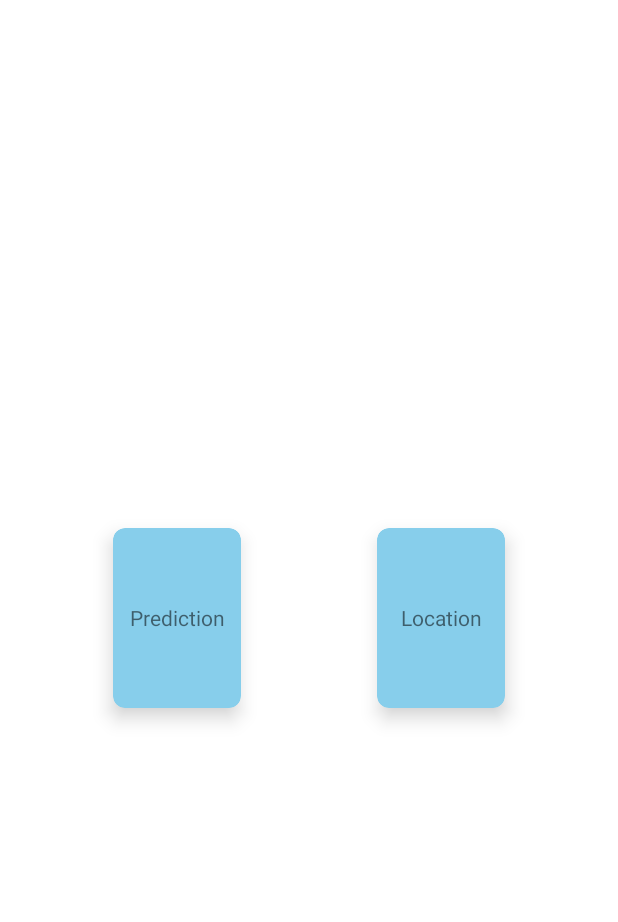
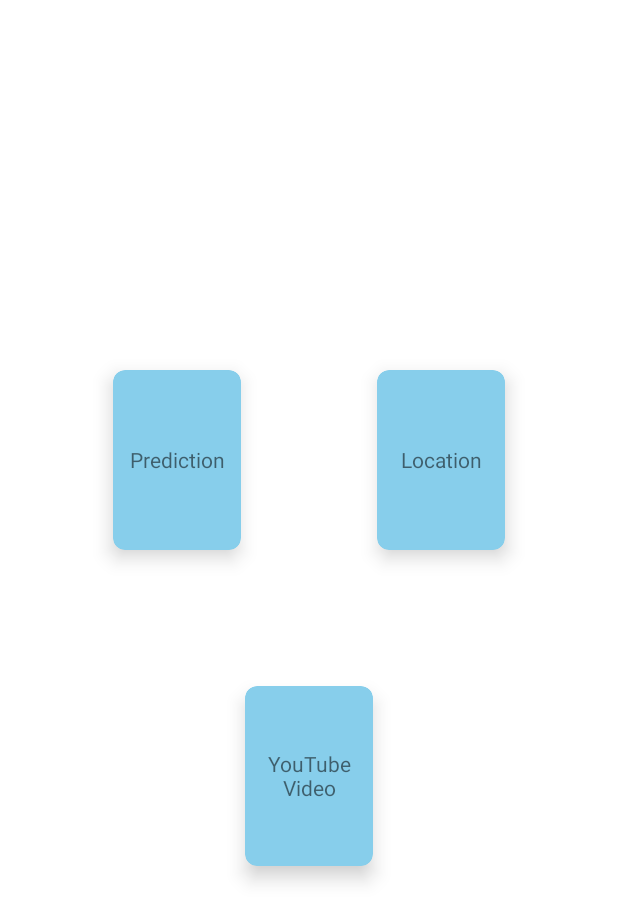
Before and after one commit to BlackHole128/Dog-and-cat-image-prediction, an Android app: the Home screen opened directly, with no data from a screen before it, on a phone screen of 412 x 824 dp. Shown: the top 922 px of the screen. Run offline under Robolectric (Android 15) with nearby library versions, the phone set to English and light mode, and no system bars.

Commit message:
androied project

```diff
--- a/app/build.gradle
+++ b/app/build.gradle
@@ -50,4 +50,5 @@ dependencies {
     implementation 'com.karumi:dexter:6.2.2'
     implementation "com.google.android.gms:play-services-location:15.0.1"
     implementation "com.google.android.gms:play-services-places:17.0.0"
+    implementation 'com.pierfrancescosoffritti.androidyoutubeplayer:core:11.1.0'
 }
--- a/app/src/main/AndroidManifest.xml
+++ b/app/src/main/AndroidManifest.xml
@@ -18,6 +18,9 @@
         android:supportsRtl="true"
         android:theme="@style/Theme.DogImagePredection"
         tools:targetApi="31">
+        <activity
+            android:name=".Videos"
+            android:exported="false" />
         <activity
             android:name=".Home"
             android:exported="false" />
--- a/app/src/main/java/com/example/dogimagepredection/Home.java
+++ b/app/src/main/java/com/example/dogimagepredection/Home.java
@@ -30,6 +30,13 @@ public class Home extends AppCompatActivity {
                 startActivity(intent);
             }
         });
+        binding.video.setOnClickListener(new View.OnClickListener() {
+            @Override
+            public void onClick(View v) {
+                Intent intent = new Intent(getApplicationContext(),Videos.class);
+                startActivity(intent);
+            }
+        });
 
     }
 }
--- a/app/src/main/res/layout/activity_home.xml
+++ b/app/src/main/res/layout/activity_home.xml
@@ -5,8 +5,13 @@
     android:layout_width="match_parent"
     android:layout_height="match_parent"
     android:gravity="center"
-    android:orientation="horizontal"
+    android:orientation="vertical"
     tools:context=".Home">
+    <LinearLayout
+        android:layout_width="wrap_content"
+        android:layout_height="wrap_content"
+        android:gravity="center"
+        android:orientation="horizontal">
     <androidx.cardview.widget.CardView
         android:layout_width="wrap_content"
         android:layout_height="wrap_content"
@@ -35,4 +40,21 @@
             android:gravity="center"
             android:text="Location"/>
     </androidx.cardview.widget.CardView>
+    </LinearLayout>
+    <androidx.cardview.widget.CardView
+        android:layout_width="wrap_content"
+        android:layout_height="wrap_content"
+        android:id="@+id/video"
+        android:layout_margin="45dp"
+        app:cardCornerRadius="8dp"
+        app:cardElevation="8dp"
+        app:cardBackgroundColor="#87CEEB">
+        <TextView
+            android:layout_width="85dp"
+            android:layout_height="120dp"
+            android:gravity="center"
+            android:text="YouTube\nVideo"/>
+    </androidx.cardview.widget.CardView>
+
+
 </LinearLayout>
```
Also changed, not shown: app/src/main/java/com/example/dogimagepredection/Videos.java (added, +18 -0 lines), app/src/main/res/layout/activity_videos.xml (added, +18 -0 lines).
